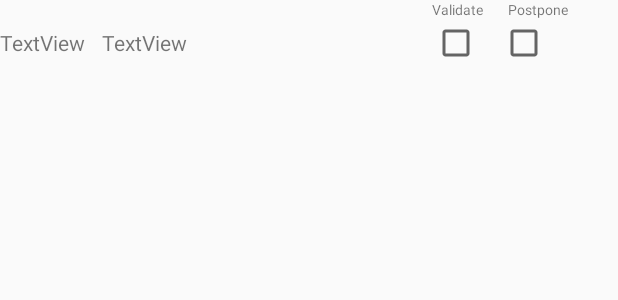
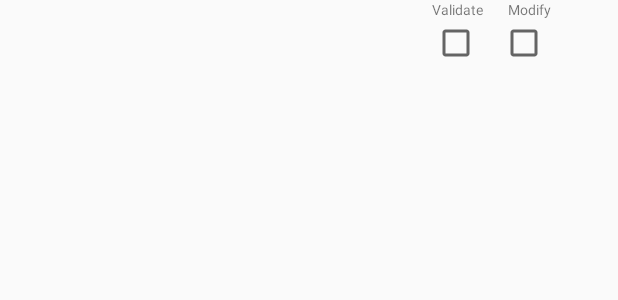
Before and after one commit to jungilwoo93/BonPlan, an Android app: the layout list_item.xml on its own in the app's theme, with its tools: preview values and no code run, on a phone screen of 412 x 824 dp. Shown: the top 300 px of the screen. Run offline under Robolectric (Android 15) with nearby library versions, the phone set to English and light mode, and no system bars.

Commit message:
listView peut etre click, on peut modifier/update note

```diff
--- a/app/src/main/res/layout/activity_main.xml
+++ b/app/src/main/res/layout/activity_main.xml
@@ -28,7 +28,8 @@
             android:id="@+id/listNote"
             android:layout_marginTop="60dp"
             android:layout_width="match_parent"
-            android:layout_height="match_parent" />
+            android:layout_height="match_parent"
+            android:clickable="true"/>
     <!--<ScrollView
         android:layout_width="match_parent"
         android:layout_height="match_parent"
--- a/app/src/main/res/layout/list_item.xml
+++ b/app/src/main/res/layout/list_item.xml
@@ -5,7 +5,8 @@
     xmlns:tools="http://schemas.android.com/tools"
     android:layout_width="match_parent"
     android:layout_height="match_parent"
-    android:orientation="vertical">
+    android:orientation="vertical"
+    android:descendantFocusability="blocksDescendants">
     <LinearLayout
     android:layout_width="wrap_content"
     android:layout_height="wrap_content"
@@ -25,7 +26,7 @@
             android:layout_width="45dp"
             android:layout_height="wrap_content"
             android:layout_weight="3"
-            android:text="Postpone"
+            android:text="Modify"
             android:textSize="9dp"/>
     </LinearLayout>
     <LinearLayout
@@ -40,14 +41,14 @@
             android:layout_height="wrap_content"
             android:layout_alignParentStart="true"
             android:layout_alignParentTop="true"
-            android:text="TextView" />
+            android:text="" />
 
         <TextView
             android:id="@+id/titleInList"
             android:layout_width="220dp"
             android:layout_height="wrap_content"
             android:layout_weight="1"
-            android:text="TextView" />
+            android:text="" />
 
         <CheckBox
             android:id="@+id/valideNote"
```
Also changed, not shown: app/src/main/java/com/example/panpa/bonplan/Activities/MainActivity.java (+22 -5 lines), app/src/main/java/com/example/panpa/bonplan/Plan/NoteAdapter.java (+10 -7 lines).
